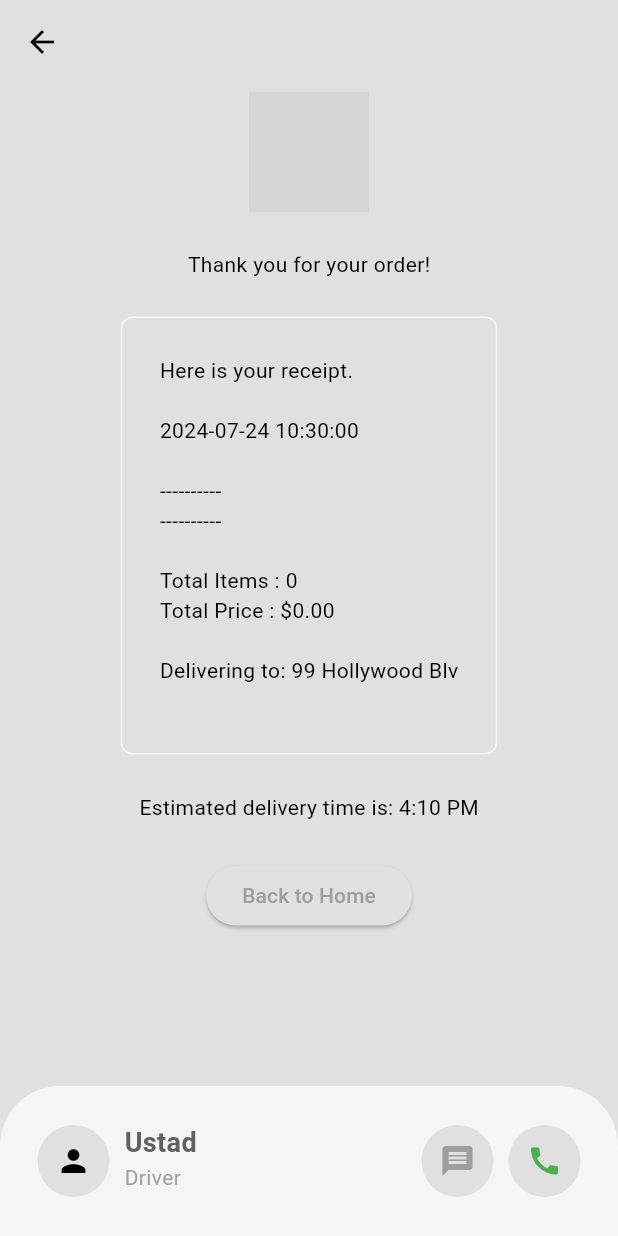
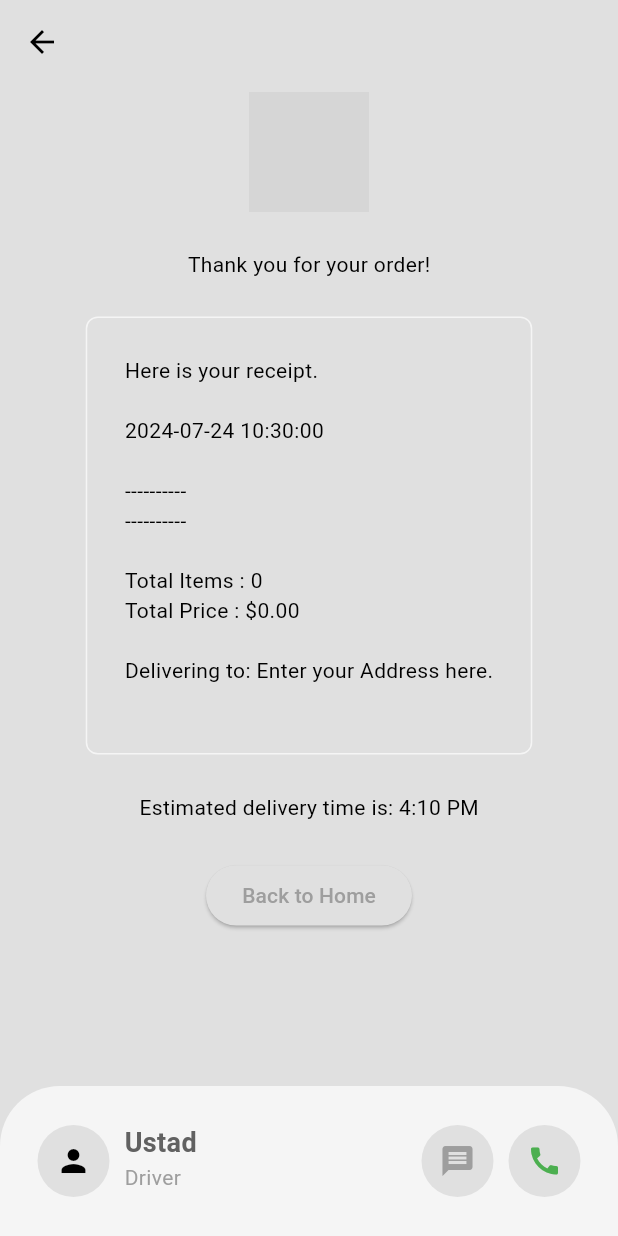
Before and after one commit to minnocent12/YumYum, a Flutter app: the DeliveryProgressPage screen opened directly, on a phone screen of 412 x 824 dp. Run offline on Flutter 3.47's test engine with Material 3 defaults, Android fonts, the phone set to English and light mode, and no system bars; our stand-ins replace badges, cloud_firestore, email_validator, firebase_auth, firebase_core, flutter_credit_card; accounts and stored records are empty; grey boxes are pictures that could not be loaded.

Commit message:
new update

```diff
--- a/lib/models/restaurant.dart
+++ b/lib/models/restaurant.dart
@@ -369,7 +369,7 @@ class Restaurant extends ChangeNotifier {
   final List<CartItem> _cart = [];
 
   // Delivery Address which the user can change/update
-  String _deliveryAdress = "99 Hollywood Blv";
+  String _deliveryAdress = "Enter your Address here.";
   /*
 
     G E T T E R S
@@ -471,8 +471,7 @@ class Restaurant extends ChangeNotifier {
   */
 
   // generate receipt
-  String displayCartReceipt()
-  {
+  String displayCartReceipt() {
     final receipt = StringBuffer();
     receipt.writeln("Here is your receipt.");
     receipt.writeln();
--- a/lib/pages/paryment_page.dart
+++ b/lib/pages/paryment_page.dart
@@ -69,7 +69,9 @@ class _PaymentPageState extends State<PaymentPage> {
     showDialog(
       context: context,
       builder: (context) => AlertDialog(
-        title: const Text("Here is your receipt"),
+        title: Center(
+          child: const Text("Here is your receipt"),
+        ),
         content: SingleChildScrollView(
           child: Column(
             crossAxisAlignment: CrossAxisAlignment.center,
```
